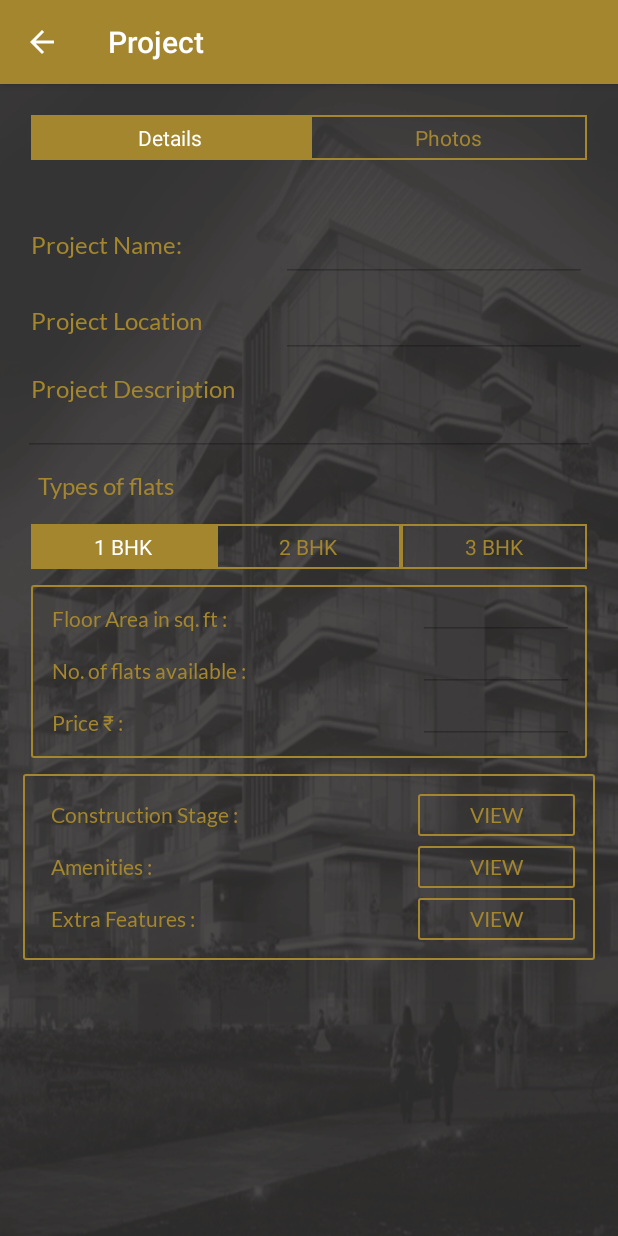
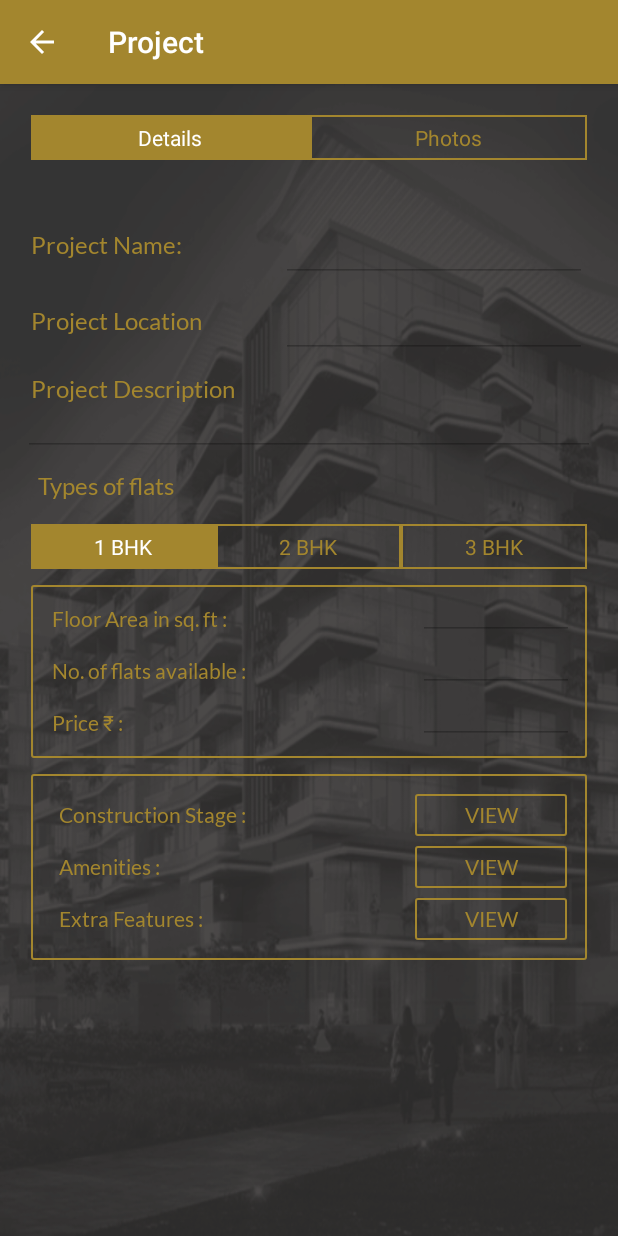
Before and after one commit to AzaharSheikh/RealEstateApp, an Android app: the CommonPageSingleProjectActivity screen opened directly, with no data from a screen before it, on a phone screen of 412 x 824 dp. Run offline under Robolectric (Android 15) with nearby library versions, the light colour scheme and no system bars.

Commit message:
layout outside project details

```diff
--- a/app/src/main/res/layout/common_page_single_project.xml
+++ b/app/src/main/res/layout/common_page_single_project.xml
@@ -545,6 +545,8 @@
                 <LinearLayout
                     android:layout_width="match_parent"
                     android:orientation="vertical"
+                    android:layout_marginRight="5dp"
+                    android:layout_marginLeft="5dp"
                     android:padding="10dp"
                     android:layout_marginTop="5dp"
                     android:background="@drawable/layout_border"
```
